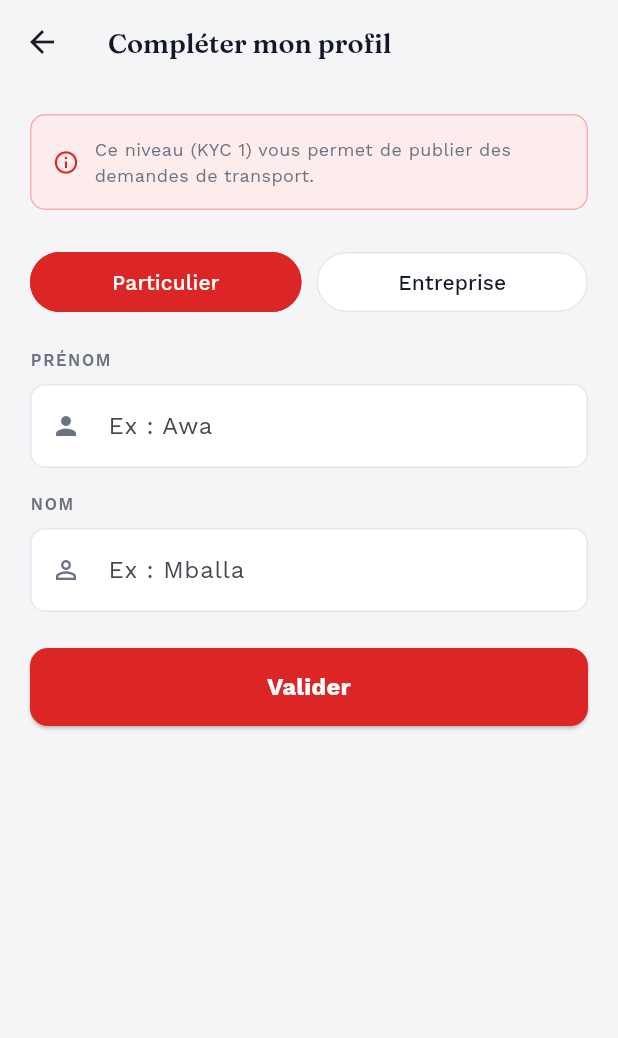
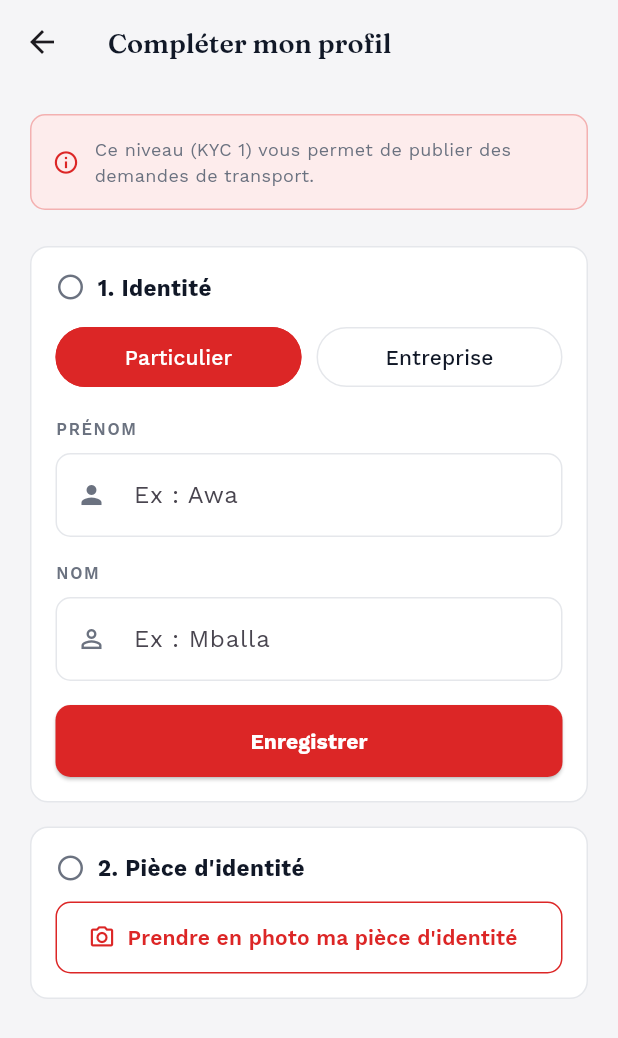
Before and after one commit to mourad055/fretcorridor, a Flutter app: the CompleterProfilScreen screen opened directly, on a phone screen of 412 x 824 dp. Shown: the top 1038 px of the screen. Run offline on Flutter 3.47's test engine with Material 3 defaults, Android fonts, the phone set to English and light mode, and no system bars; our stand-ins replace connectivity_plus, dio, flutter_riverpod, flutter_secure_storage, geolocator, google_fonts and 1 more; accounts and stored records are empty; network calls fail.

Commit message:
fix(mobile/app_client): écran upload pièce KYC manquant + notes session test mobile
RG-011 exige identité déclarée ET pièce déposée pour NIVEAU_1, mais
l'app Client n'avait aucun écran d'upload de document (contrairement à
l'app Chauffeur qui l'a déjà) — la complétion de profil semblait
réussir sans jamais débloquer "publier une demande". Écran refait en
2 étapes (identité, pièce photo via image_picker), kyc_provider.dart
étendu avec deposerDocument() en gardant le rafraîchissement de tokens
existant.

Script run_dev.sh ajouté pour l'app Chauffeur/Transporteur (manquant).

claude.md : documente 5 bugs réels trouvés en testant le parcours
complet publication demande -> capacité -> matching sur téléphone
physique (DNS Docker gateway/service-opt -> service-geo, secret JWT
désynchronisé gateway/service-ida, NPE Role.valueOf sur claim
singulier vs pluriel, capaciteResiduelleKg null par conteneur
service-cap obsolète) - aucun lié aux correctifs d'audit précédents.

Co-Authored-By: Claude Sonnet 5 <noreply@anthropic.com>
Claude-Session: https://claude.ai/code/session_01LXYu65ni2RT3iCEoLvUziD

```diff
--- a/mobile/app_client/lib/providers/kyc_provider.dart
+++ b/mobile/app_client/lib/providers/kyc_provider.dart
@@ -1,10 +1,26 @@
+import 'dart:io';
 import 'package:dio/dio.dart';
 import 'package:flutter_riverpod/legacy.dart';
 import 'package:flutter_secure_storage/flutter_secure_storage.dart';
 import 'dio_provider.dart';
 
+class Piece {
+  final String typeDocument;
+  final String? url;
+  final String? dateDepot;
+
+  const Piece({required this.typeDocument, this.url, this.dateDepot});
+
+  factory Piece.fromJson(Map<String, dynamic> json) => Piece(
+        typeDocument: json['typeDocument'] as String,
+        url: json['url'] as String?,
+        dateDepot: json['dateDepot'] as String?,
+      );
+}
+
 class KycState {
   final bool chargement;
+  final bool depotEnCours;
   final String? erreur;
   final String? succes;
   final String? type; // PARTICULIER ou ENTREPRISE
@@ -12,9 +28,11 @@ class KycState {
   final String? prenom;
   final String? raisonSociale;
   final String niveauKyc;
+  final List<Piece> pieces;
 
   const KycState({
     this.chargement = false,
+    this.depotEnCours = false,
     this.erreur,
     this.succes,
     this.type,
@@ -22,10 +40,17 @@ class KycState {
     this.prenom,
     this.raisonSociale,
     this.niveauKyc = 'NIVEAU_0',
+    this.pieces = const [],
   });
+
+  // RG-011 : niveau 1 = identité déclarée ET au moins une pièce déposée —
+  // pilote l'affichage des deux étapes de l'écran de complétion.
+  bool get identiteDeclaree => (nom != null && prenom != null) || raisonSociale != null;
+  bool get pieceDeposee => pieces.isNotEmpty;
 
   KycState copyWith({
     bool? chargement,
+    bool? depotEnCours,
     String? erreur,
     String? succes,
     String? type,
@@ -33,9 +58,11 @@ class KycState {
     String? prenom,
     String? raisonSociale,
     String? niveauKyc,
+    List<Piece>? pieces,
   }) {
     return KycState(
       chargement: chargement ?? this.chargement,
+      depotEnCours: depotEnCours ?? this.depotEnCours,
       erreur: erreur,
       succes: succes,
       type: type ?? this.type,
@@ -43,6 +70,7 @@ class KycState {
       prenom: prenom ?? this.prenom,
       raisonSociale: raisonSociale ?? this.raisonSociale,
       niveauKyc: niveauKyc ?? this.niveauKyc,
+      pieces: pieces ?? this.pieces,
     );
   }
 }
@@ -64,6 +92,7 @@ class KycNotifier extends StateNotifier<KycState> {
         prenom: response.data['prenom'],
         raisonSociale: response.data['raisonSociale'],
         niveauKyc: response.data['niveauKyc'],
+        pieces: _piecesDe(response.data),
       );
     } on DioException {
       // Pas encore de profil complété — normal juste après l'inscription
@@ -78,14 +107,7 @@ class KycNotifier extends StateNotifier<KycState> {
         'prenom': prenom,
       });
       await _enregistrerNouveauxTokens(response.data);
-      state = state.copyWith(
-        chargement: false,
-        succes: 'Profil complété ✅',
-        type: 'PARTICULIER',
-        nom: response.data['profil']['nom'],
-        prenom: response.data['profil']['prenom'],
-        niveauKyc: response.data['profil']['niveauKyc'],
-      );
+      _appliquerProfil(response.data['profil'], succes: 'Identité enregistrée ✅');
       return true;
     } on DioException catch (e) {
       state = state.copyWith(chargement: false, erreur: 'Erreur : ${e.response?.data ?? e.message}');
@@ -101,18 +123,50 @@ class KycNotifier extends StateNotifier<KycState> {
         if (numeroRegistreCommerce != null) 'numeroRegistreCommerce': numeroRegistreCommerce,
       });
       await _enregistrerNouveauxTokens(response.data);
-      state = state.copyWith(
-        chargement: false,
-        succes: 'Profil complété ✅',
-        type: 'ENTREPRISE',
-        raisonSociale: response.data['profil']['raisonSociale'],
-        niveauKyc: response.data['profil']['niveauKyc'],
-      );
+      _appliquerProfil(response.data['profil'], succes: 'Identité enregistrée ✅');
       return true;
     } on DioException catch (e) {
       state = state.copyWith(chargement: false, erreur: 'Erreur : ${e.response?.data ?? e.message}');
       return false;
     }
+  }
+
+  Future<bool> deposerDocument(String typeDocument, File fichier) async {
+    state = state.copyWith(depotEnCours: true, erreur: null, succes: null);
+    try {
+      final formData = FormData.fromMap({
+        'fichier': await MultipartFile.fromFile(fichier.path, filename: fichier.path.split('/').last),
+        'typeDocument': typeDocument,
+      });
+      final response = await _dio.post('/kyc/documents', data: formData);
+      await _enregistrerNouveauxTokens(response.data);
+      state = state.copyWith(depotEnCours: false);
+      _appliquerProfil(response.data['profil'], succes: 'Pièce déposée ✅');
+      return true;
+    } on DioException catch (e) {
+      state = state.copyWith(depotEnCours: false, erreur: 'Erreur : ${e.response?.data ?? e.message}');
+      return false;
+    }
+  }
+
+  void _appliquerProfil(Map<String, dynamic> profil, {required String succes}) {
+    state = state.copyWith(
+      chargement: false,
+      depotEnCours: false,
+      succes: succes,
+      type: profil['type'],
+      nom: profil['nom'],
+      prenom: profil['prenom'],
+      raisonSociale: profil['raisonSociale'],
+      niveauKyc: profil['niveauKyc'],
+      pieces: _piecesDe(profil),
+    );
+  }
+
+  List<Piece> _piecesDe(Map<String, dynamic> profil) {
+    return (profil['pieces'] as List<dynamic>? ?? [])
+        .map((p) => Piece.fromJson(p as Map<String, dynamic>))
+        .toList();
   }
 
   // Après complétion du profil, le niveauKyc change → nouveaux tokens
--- a/mobile/app_client/lib/screens/completer_profil_screen.dart
+++ b/mobile/app_client/lib/screens/completer_profil_screen.dart
@@ -1,8 +1,17 @@
+import 'dart:io';
 import 'package:flutter/material.dart';
 import 'package:flutter_riverpod/flutter_riverpod.dart';
+import 'package:image_picker/image_picker.dart';
 import '../providers/kyc_provider.dart';
 import '../theme/app_theme.dart';
 
+enum _TypeProfil { particulier, entreprise }
+
+// RG-011 : niveau 1 = identité déclarée ET au moins une pièce déposée, dans
+// n'importe quel ordre — d'où les deux étapes indépendantes de cet écran
+// (avant, la complétion s'arrêtait après l'étape 1 et fermait l'écran en
+// laissant croire le profil complet, alors que "publier une demande" reste
+// bloqué tant que l'étape 2 n'est pas faite).
 class CompleterProfilScreen extends ConsumerStatefulWidget {
   const CompleterProfilScreen({super.key});
 
@@ -16,27 +25,33 @@ class _CompleterProfilScreenState extends ConsumerState<CompleterProfilScreen> {
   final _prenomCtrl = TextEditingController();
   final _raisonSocialeCtrl = TextEditingController();
   final _rccmCtrl = TextEditingController();
-  bool _entreprise = false;
+  final _picker = ImagePicker();
+  _TypeProfil _type = _TypeProfil.particulier;
 
   @override
   void dispose() {
-    _nomCtrl.dispose(); _prenomCtrl.dispose();
-    _raisonSocialeCtrl.dispose(); _rccmCtrl.dispose();
+    _nomCtrl.dispose();
+    _prenomCtrl.dispose();
+    _raisonSocialeCtrl.dispose();
+    _rccmCtrl.dispose();
     super.dispose();
   }
 
-  Future<void> _valider() async {
+  Future<void> _enregistrerIdentite() async {
     if (!_formKey.currentState!.validate()) return;
-    final succes = _entreprise
-        ? await ref.read(kycProvider.notifier).completerEntreprise(
+    final notifier = ref.read(kycProvider.notifier);
+    _type == _TypeProfil.particulier
+        ? await notifier.completerParticulier(nom: _nomCtrl.text.trim(), prenom: _prenomCtrl.text.trim())
+        : await notifier.completerEntreprise(
             raisonSociale: _raisonSocialeCtrl.text.trim(),
             numeroRegistreCommerce: _rccmCtrl.text.trim().isEmpty ? null : _rccmCtrl.text.trim(),
-          )
-        : await ref.read(kycProvider.notifier).completerParticulier(
-            nom: _nomCtrl.text.trim(),
-            prenom: _prenomCtrl.text.trim(),
           );
-    if (succes && mounted) Navigator.pop(context);
+  }
+
+  Future<void> _deposerPiece() async {
+    final image = await _picker.pickImage(source: ImageSource.camera, imageQuality: 80, maxWidth: 1600);
+    if (image == null) return;
+    await ref.read(kycProvider.notifier).deposerDocument('CNI', File(image.path));
   }
 
   InputDecoration _decoration(String hint, IconData icon) {
@@ -66,8 +81,6 @@ class _CompleterProfilScreenState extends ConsumerState<CompleterProfilScreen> {
       appBar: AppBar(title: const Text('Compléter mon profil')),
       body: SingleChildScrollView(
         padding: const EdgeInsets.all(20),
-        child: Form(
-          key: _formKey,
         child: Column(
           crossAxisAlignment: CrossAxisAlignment.start,
           children: [
@@ -89,37 +102,152 @@ class _CompleterProfilScreenState extends ConsumerState<CompleterProfilScreen> {
             ),
             const SizedBox(height: 24),
 
+            _etape(
+              numero: 1,
+              titre: 'Identité',
+              fait: kycState.identiteDeclaree,
+              contenu: kycState.identiteDeclaree ? _resumeIdentite(kycState) : _formulaireIdentite(kycState),
+            ),
+            const SizedBox(height: 16),
+            _etape(
+              numero: 2,
+              titre: 'Pièce d\'identité',
+              fait: kycState.pieceDeposee,
+              contenu: kycState.pieceDeposee ? _resumePieces(kycState) : _boutonDepot(kycState),
+            ),
+
+            if (kycState.erreur != null) ...[
+              const SizedBox(height: 16),
+              Container(
+                padding: const EdgeInsets.all(12),
+                decoration: BoxDecoration(
+                  color: AppColors.erreur.withValues(alpha: 0.08),
+                  borderRadius: BorderRadius.circular(8),
+                  border: Border.all(color: AppColors.erreur.withValues(alpha: 0.4)),
+                ),
+                child: Text(kycState.erreur!, style: const TextStyle(color: AppColors.erreur, fontSize: 12)),
+              ),
+            ],
+            if (kycState.niveauKyc != 'NIVEAU_0') ...[
+              const SizedBox(height: 24),
+              Row(children: [
+                const Icon(Icons.check_circle, color: AppColors.succes),
+                const SizedBox(width: 8),
+                Text('Profil complété — ${kycState.niveauKyc}',
+                    style: const TextStyle(fontWeight: FontWeight.bold, fontSize: 14)),
+              ]),
+            ],
+            const SizedBox(height: 24),
+          ],
+        ),
+      ),
+    );
+  }
+
+  Widget _etape({required int numero, required String titre, required bool fait, required Widget contenu}) {
+    return Container(
+      width: double.infinity,
+      padding: const EdgeInsets.all(16),
+      decoration: BoxDecoration(
+        color: AppColors.surface,
+        borderRadius: BorderRadius.circular(12),
+        border: Border.all(color: fait ? AppColors.succes.withValues(alpha: 0.4) : AppColors.bordure),
+      ),
+      child: Column(
+        crossAxisAlignment: CrossAxisAlignment.start,
+        children: [
+          Row(children: [
+            Icon(fait ? Icons.check_circle : Icons.radio_button_unchecked,
+                color: fait ? AppColors.succes : AppColors.texteMuet, size: 20),
+            const SizedBox(width: 8),
+            Text('$numero. $titre', style: const TextStyle(fontWeight: FontWeight.bold, fontSize: 15)),
+          ]),
+          const SizedBox(height: 12),
+          contenu,
+        ],
+      ),
+    );
+  }
+
+  Widget _resumeIdentite(KycState kycState) {
+    return Text(
+      kycState.type == 'ENTREPRISE'
+          ? (kycState.raisonSociale ?? '—')
+          : '${kycState.prenom ?? ''} ${kycState.nom ?? ''}'.trim(),
+      style: const TextStyle(color: AppColors.texteMuet),
+    );
+  }
+
+  Widget _resumePieces(KycState kycState) {
+    return Column(
+      crossAxisAlignment: CrossAxisAlignment.start,
+      children: kycState.pieces
+          .map((p) => Padding(
+                padding: const EdgeInsets.only(bottom: 4),
+                child: Text('• ${p.typeDocument}', style: const TextStyle(color: AppColors.texteMuet)),
+              ))
+          .toList(),
+    );
+  }
+
+  Widget _boutonDepot(KycState kycState) {
+    return SizedBox(
+      width: double.infinity,
+      height: 48,
+      child: OutlinedButton.icon(
+        onPressed: kycState.depotEnCours ? null : _deposerPiece,
+        icon: kycState.depotEnCours
+            ? const SizedBox(height: 18, width: 18, child: CircularProgressIndicator(strokeWidth: 2.5))
+            : const Icon(Icons.camera_alt_outlined, color: AppColors.accent),
+        label: Text(kycState.depotEnCours ? 'Envoi…' : 'Prendre en photo ma pièce d\'identité',
+            style: const TextStyle(color: AppColors.accent, fontWeight: FontWeight.w600)),
+        style: OutlinedButton.styleFrom(
+          side: const BorderSide(color: AppColors.accent),
+          shape: RoundedRectangleBorder(borderRadius: BorderRadius.circular(10)),
+        ),
+      ),
+    );
+  }
+
+  Widget _formulaireIdentite(KycState kycState) {
+    return Form(
+      key: _formKey,
+      child: Column(
+        crossAxisAlignment: CrossAxisAlignment.start,
+        children: [
           Row(children: [
             Expanded(
               child: OutlinedButton(
-                    onPressed: () => setState(() => _entreprise = false),
+                onPressed: () => setState(() => _type = _TypeProfil.particulier),
                 style: OutlinedButton.styleFrom(
-                      backgroundColor: !_entreprise ? AppColors.accent : AppColors.surface,
-                      side: BorderSide(color: !_entreprise ? AppColors.accent : AppColors.bordure),
+                  backgroundColor: _type == _TypeProfil.particulier ? AppColors.accent : AppColors.surface,
+                  side: BorderSide(color: _type == _TypeProfil.particulier ? AppColors.accent : AppColors.bordure),
                 ),
-                    child: Text('Particulier', style: TextStyle(color: !_entreprise ? Colors.white : AppColors.texte)),
+                child: Text('Particulier',
+                    style: TextStyle(color: _type == _TypeProfil.particulier ? Colors.white : AppColors.texte)),
               ),
             ),
             const SizedBox(width: 10),
             Expanded(
               child: OutlinedButton(
-                    onPressed: () => setState(() => _entreprise = true),
+                onPressed: () => setState(() => _type = _TypeProfil.entreprise),
                 style: OutlinedButton.styleFrom(
-                      backgroundColor: _entreprise ? AppColors.accent : AppColors.surface,
-                      side: BorderSide(color: _entreprise ? AppColors.accent : AppColors.bordure),
+                  backgroundColor: _type == _TypeProfil.entreprise ? AppColors.accent : AppColors.surface,
+                  side: BorderSide(color: _type == _TypeProfil.entreprise ? AppColors.accent : AppColors.bordure),
                 ),
-                    child: Text('Entreprise', style: TextStyle(color: _entreprise ? Colors.white : AppColors.texte)),
+                child: Text('Entreprise',
+                    style: TextStyle(color: _type == _TypeProfil.entreprise ? Colors.white : AppColors.texte)),
               ),
             ),
           ]),
-              const SizedBox(height: 20),
+          const SizedBox(height: 16),
 
-              if (_entreprise) ...[
+          if (_type == _TypeProfil.entreprise) ...[
             _label('RAISON SOCIALE'),
             TextFormField(
               controller: _raisonSocialeCtrl,
               decoration: _decoration('Ex : Cimencam SA', Icons.apartment),
-                  validator: (v) => (_entreprise && (v == null || v.isEmpty)) ? 'Raison sociale obligatoire' : null,
+              validator: (v) => (v == null || v.isEmpty) ? 'Raison sociale obligatoire' : null,
             ),
             const SizedBox(height: 16),
             _label('NUMÉRO RCCM (optionnel)'),
@@ -132,50 +260,35 @@ class _CompleterProfilScreenState extends ConsumerState<CompleterProfilScreen> {
             TextFormField(
               controller: _prenomCtrl,
               decoration: _decoration('Ex : Awa', Icons.person),
-                  validator: (v) => (!_entreprise && (v == null || v.isEmpty)) ? 'Prénom obligatoire' : null,
+              validator: (v) => (v == null || v.isEmpty) ? 'Prénom obligatoire' : null,
             ),
             const SizedBox(height: 16),
             _label('NOM'),
             TextFormField(
               controller: _nomCtrl,
               decoration: _decoration('Ex : Mballa', Icons.person_outline),
-                  validator: (v) => (!_entreprise && (v == null || v.isEmpty)) ? 'Nom obligatoire' : null,
+              validator: (v) => (v == null || v.isEmpty) ? 'Nom obligatoire' : null,
             ),
           ],
-              const SizedBox(height: 24),
-
-              if (kycState.erreur != null) ...[
-                Container(
-                  padding: const EdgeInsets.all(12),
-                  decoration: BoxDecoration(
-                    color: AppColors.erreur.withValues(alpha: 0.08),
-                    borderRadius: BorderRadius.circular(8),
-                    border: Border.all(color: AppColors.erreur.withValues(alpha: 0.4)),
-                  ),
-                  child: Text(kycState.erreur!, style: const TextStyle(color: AppColors.erreur, fontSize: 12)),
-                ),
           const SizedBox(height: 16),
-              ],
 
           SizedBox(
             width: double.infinity,
-                height: 52,
+            height: 48,
             child: ElevatedButton(
-                  onPressed: kycState.chargement ? null : _valider,
+              onPressed: kycState.chargement ? null : _enregistrerIdentite,
               style: ElevatedButton.styleFrom(
                 backgroundColor: AppColors.accent,
-                    shape: RoundedRectangleBorder(borderRadius: BorderRadius.circular(12)),
+                shape: RoundedRectangleBorder(borderRadius: BorderRadius.circular(10)),
               ),
               child: kycState.chargement
-                      ? const SizedBox(height: 22, width: 22,
+                  ? const SizedBox(height: 20, width: 20,
                       child: CircularProgressIndicator(color: Colors.white, strokeWidth: 2.5))
-                      : const Text('Valider', style: TextStyle(fontSize: 16, fontWeight: FontWeight.bold, color: Colors.white)),
+                  : const Text('Enregistrer', style: TextStyle(fontWeight: FontWeight.bold, color: Colors.white)),
             ),
           ),
         ],
       ),
-        ),
-      ),
     );
   }
 }
--- a/mobile/app_client/pubspec.yaml
+++ b/mobile/app_client/pubspec.yaml
@@ -13,6 +13,7 @@ dependencies:
   flutter_secure_storage: ^10.3.1
   google_fonts: ^6.2.1
   cupertino_icons: ^1.0.6
+  image_picker: ^1.1.2
 
 dev_dependencies:
   flutter_test:
```
Also changed, not shown: mobile/app_client/pubspec.lock, 9 other files. Lines whose indentation alone changed are shown as unchanged.
